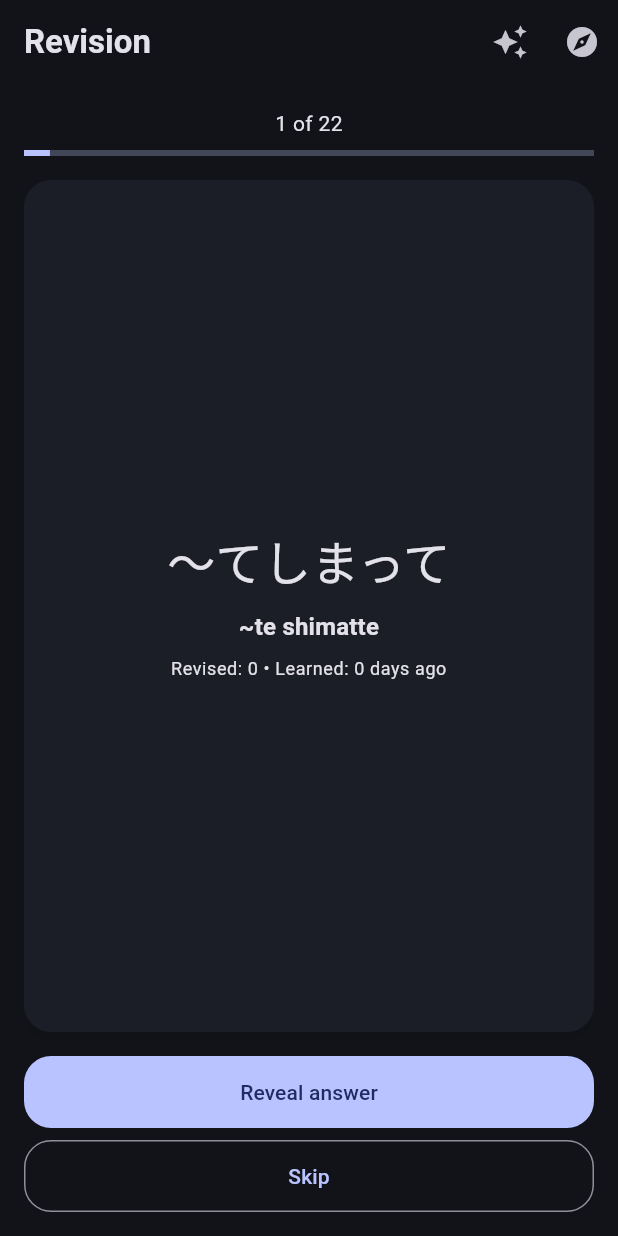
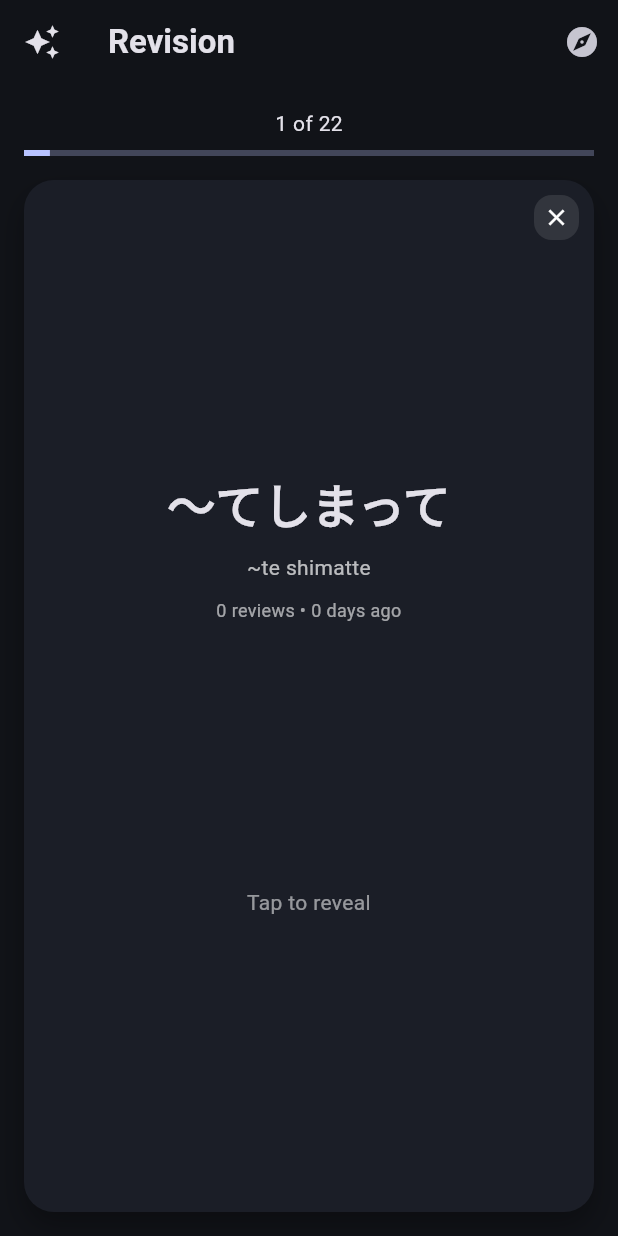
Before and after one commit to Manishkumar62/ManisuLearn---Japanese-Learning-App, a Flutter app: the RevisionPage screen opened directly, on a phone screen of 412 x 824 dp. Run offline on Flutter 3.47's test engine with Material 3 defaults, Android fonts, the phone set to English and light mode, and no system bars; our stand-ins replace confetti, equatable, flutter_bloc, hive, hive_flutter; accounts and stored records are empty.

Commit message:
rivision improved

```diff
--- a/lib/features/revision/presentation/pages/revision_page.dart
+++ b/lib/features/revision/presentation/pages/revision_page.dart
@@ -25,14 +25,18 @@ class _RevisionPageState extends State<RevisionPage> {
       appBar: AppBar(
         title: const Text('Revision'),
         automaticallyImplyLeading: false,
-        actions: [
-          IconButton(
+
+        /// ⭐ LEFT → Due
+        leading: IconButton(
           icon: const Icon(Icons.auto_awesome),
           tooltip: 'Due Items',
           onPressed: () {
             context.read<RevisionBloc>().add(const LoadRevisionItems());
           },
         ),
+
+        /// 🌍 RIGHT → Explore
+        actions: [
           IconButton(
             icon: const Icon(Icons.explore),
             tooltip: 'Explore',
@@ -44,22 +48,26 @@ class _RevisionPageState extends State<RevisionPage> {
       ),
       body: SafeArea(
         child: BlocBuilder<RevisionBloc, RevisionState>(
-          builder: (BuildContext context, RevisionState state) {
+          builder: (context, state) {
             return switch (state) {
               RevisionInitial() || RevisionLoading() => const Center(
                 child: CircularProgressIndicator(),
               ),
+
               RevisionLoaded() => Column(
                 children: [
                   if (state.isExploreMode) _ExploreFilters(),
                   Expanded(child: _RevisionFlashcard(state: state)),
                 ],
               ),
+
               RevisionCompleted() => const _RevisionCompleteMessage(),
+
               RevisionError(:final message) => _RevisionErrorMessage(
                 message: message,
               ),
-              RevisionState() => const _RevisionCompleteMessage(),
+
+              _ => const SizedBox(),
             };
           },
         ),
@@ -68,133 +76,313 @@ class _RevisionPageState extends State<RevisionPage> {
   }
 }
 
-class _RevisionFlashcard extends StatelessWidget {
+class _RevisionFlashcard extends StatefulWidget {
   const _RevisionFlashcard({required this.state});
 
   final RevisionLoaded state;
 
   @override
+  State<_RevisionFlashcard> createState() => _RevisionFlashcardState();
+}
+
+class _RevisionFlashcardState extends State<_RevisionFlashcard> {
+  double drag = 0;
+
+  @override
   Widget build(BuildContext context) {
-    final item = state.currentItem;
+    final item = widget.state.currentItem;
+    if (item == null) return const Center(child: Text('No items'));
 
-    if (item == null) {
-      return const Center(child: Text('No items'));
-    }
+    final isRevealed = widget.state.isAnswerVisible;
+
     final daysAgo = item.firstLearnedAt == null
         ? 0
         : DateTime.now().difference(item.firstLearnedAt!).inDays;
 
+    Color overlayColor = Colors.transparent;
+
+    if (drag > 40) {
+      overlayColor = Colors.green.withValues(alpha: 0.15);
+    } else if (drag < -40) {
+      overlayColor = Colors.red.withValues(alpha: 0.15);
+    }
+
     return Padding(
       padding: const EdgeInsets.all(16),
       child: Column(
-        crossAxisAlignment: CrossAxisAlignment.stretch,
-        children: <Widget>[
+        children: [
+          /// PROGRESS
           Text(
-            '${state.completedCount + 1} of ${state.totalCount}',
-            textAlign: TextAlign.center,
-          ),
-          const SizedBox(height: 8),
-          TweenAnimationBuilder<double>(
-            tween: Tween<double>(
-              begin: 0,
-              end: (state.completedCount + 1) / state.totalCount,
-            ),
-            duration: const Duration(milliseconds: 260),
-            builder: (BuildContext context, double value, Widget? child) {
-              return LinearProgressIndicator(value: value);
-            },
-          ),
-          const SizedBox(height: 16),
-          Expanded(
-            child: Card(
-              child: Padding(
-                padding: const EdgeInsets.all(20),
-                child: AnimatedSwitcher(
-                  duration: const Duration(milliseconds: 220),
-                  child: SingleChildScrollView(
-                    key: ValueKey<String>(
-                      '${item.id}-${state.isAnswerVisible}',
-                    ),
-                    child: Column(
-                      crossAxisAlignment: CrossAxisAlignment.stretch,
-                      children: <Widget>[
-                        Text(
-                          item.japanese,
-                          style: Theme.of(context).textTheme.headlineLarge,
-                          textAlign: TextAlign.center,
-                        ),
-                        const SizedBox(height: 12),
-                        Text(
-                          item.romaji,
-                          style: Theme.of(context).textTheme.titleMedium,
-                          textAlign: TextAlign.center,
+            '${widget.state.completedCount + 1} of ${widget.state.totalCount}',
           ),
           const SizedBox(height: 8),
 
+          LinearProgressIndicator(
+            value: (widget.state.completedCount + 1) / widget.state.totalCount,
+          ),
+
+          const SizedBox(height: 16),
+
+          /// 🔥 CARD
+          Expanded(
+            child: GestureDetector(
+              onTap: () {
+                if (!isRevealed) {
+                  context.read<RevisionBloc>().add(
+                    const RevealRevisionAnswer(),
+                  );
+                }
+              },
+
+              onHorizontalDragUpdate: (details) {
+                if (!isRevealed) return; // 🚫 block swipe
+                setState(() => drag += details.delta.dx);
+              },
+
+              onHorizontalDragEnd: (_) {
+                if (!isRevealed) return; // 🚫 block swipe
+
+                if (drag > 120) {
+                  context.read<RevisionBloc>().add(
+                    const ReviewItem(isCorrect: true),
+                  );
+                } else if (drag < -120) {
+                  context.read<RevisionBloc>().add(
+                    const ReviewItem(isCorrect: false),
+                  );
+                }
+
+                setState(() => drag = 0);
+              },
+
+              child: AnimatedContainer(
+                duration: const Duration(milliseconds: 200),
+                transform: Matrix4.identity()
+                  ..translate(drag)
+                  ..rotateZ(drag * 0.0008),
+
+                decoration: BoxDecoration(
+                  color: Theme.of(context).cardTheme.color,
+                  borderRadius: BorderRadius.circular(20),
+                  boxShadow: [
+                    BoxShadow(
+                      color: Colors.black.withValues(alpha: 0.3),
+                      blurRadius: 16,
+                      offset: const Offset(0, 10),
+                    ),
+                  ],
+                ),
+
+                child: Stack(
+                  children: [
+                    /// swipe color
+                    Positioned.fill(
+                      child: Container(
+                        decoration: BoxDecoration(
+                          color: overlayColor,
+                          borderRadius: BorderRadius.circular(20),
+                        ),
+                      ),
+                    ),
+
+                    /// skip icon
+                    Positioned(
+                      top: 10,
+                      right: 10,
+                      child: GestureDetector(
+                        onTap: () {
+                          context.read<RevisionBloc>().add(
+                            const SkipRevisionItem(),
+                          );
+                        },
+                        child: Container(
+                          padding: const EdgeInsets.all(6),
+                          decoration: BoxDecoration(
+                            color: Colors.white10,
+                            borderRadius: BorderRadius.circular(12),
+                          ),
+                          child: const Icon(Icons.close, size: 18),
+                        ),
+                      ),
+                    ),
+
+                    /// drag hint
+                    if (drag > 40)
+                      const Positioned(
+                        left: 20,
+                        top: 20,
+                        child: Text(
+                          "✔ Correct",
+                          style: TextStyle(
+                            color: Colors.green,
+                            fontWeight: FontWeight.bold,
+                          ),
+                        ),
+                      ),
+
+                    if (drag < -40)
+                      const Positioned(
+                        right: 20,
+                        top: 20,
+                        child: Text(
+                          "✖ Wrong",
+                          style: TextStyle(
+                            color: Colors.red,
+                            fontWeight: FontWeight.bold,
+                          ),
+                        ),
+                      ),
+
+                    Padding(
+                      padding: const EdgeInsets.all(20),
+                      child: AnimatedSwitcher(
+                        duration: const Duration(milliseconds: 200),
+                        child: Column(
+                          key: ValueKey(isRevealed),
+                          crossAxisAlignment: CrossAxisAlignment.stretch,
+                          children: [
+                            const Spacer(),
+
                             Text(
-                          'Revised: ${item.repetitions} • Learned: $daysAgo days ago',
-                          style: Theme.of(context).textTheme.bodySmall,
+                              item.japanese,
+                              style: Theme.of(context).textTheme.headlineLarge
+                                  ?.copyWith(fontWeight: FontWeight.w700),
                               textAlign: TextAlign.center,
                             ),
-                        if (state.isAnswerVisible) ...<Widget>[
-                          const Divider(height: 40),
+
+                            const SizedBox(height: 12),
+
                             Text(
-                            item.english,
-                            style: Theme.of(context).textTheme.titleLarge,
+                              item.romaji,
                               textAlign: TextAlign.center,
+                              style: const TextStyle(color: Colors.white70),
                             ),
-                          const SizedBox(height: 8),
+
+                            const SizedBox(height: 10),
+
+                            Text(
+                              '${item.repetitions} reviews • $daysAgo days ago',
+                              textAlign: TextAlign.center,
+                              style: const TextStyle(
+                                fontSize: 12,
+                                color: Colors.white60,
+                              ),
+                            ),
+
+                            const Spacer(),
+
+                            if (isRevealed) ...[
+                              const Divider(height: 30),
+                              Text(item.english, textAlign: TextAlign.center),
+                              const SizedBox(height: 6),
                               Text(item.hindi, textAlign: TextAlign.center),
+                            ] else ...[
+                              const Text(
+                                'Tap to reveal',
+                                textAlign: TextAlign.center,
+                                style: TextStyle(color: Colors.white54),
+                              ),
                             ],
+
+                            if (isRevealed) ...[
+                              const SizedBox(height: 12),
+                              Row(
+                                mainAxisAlignment:
+                                    MainAxisAlignment.spaceBetween,
+                                children: const [
+                                  Text(
+                                    "← Wrong",
+                                    style: TextStyle(
+                                      color: Colors.redAccent,
+                                      fontSize: 12,
+                                    ),
+                                  ),
+                                  Text(
+                                    "Correct →",
+                                    style: TextStyle(
+                                      color: Colors.greenAccent,
+                                      fontSize: 12,
+                                    ),
+                                  ),
+                                ],
+                              ),
+                            ],
+
+                            const Spacer(),
+                          ],
+                        ),
+                      ),
+                    ),
                   ],
                 ),
               ),
             ),
           ),
+        ],
+      ),
+    );
+  }
+}
+
+class _ExploreFilters extends StatefulWidget {
+  @override
+  State<_ExploreFilters> createState() => _ExploreFiltersState();
+}
+
+class _ExploreFiltersState extends State<_ExploreFilters> {
+  double days = 0;
+
+  @override
+  Widget build(BuildContext context) {
+    return Padding(
+      padding: const EdgeInsets.symmetric(horizontal: 12, vertical: 6),
+      child: Row(
+        children: [
+          const Text("Days", style: TextStyle(fontSize: 12)),
+
+          const SizedBox(width: 8),
+
+          /// SLIDER
+          Expanded(
+            child: SliderTheme(
+              data: SliderTheme.of(context).copyWith(
+                trackHeight: 2,
+                thumbShape: const RoundSliderThumbShape(enabledThumbRadius: 6),
+              ),
+              child: Slider(
+                value: days,
+                min: 0,
+                max: 30,
+                divisions: 6,
+                onChanged: (value) {
+                  setState(() => days = value);
+
+                  context.read<RevisionBloc>().add(
+                    ApplyRevisionFilter(minDaysAgo: value.toInt()),
+                  );
+                },
               ),
             ),
-          const SizedBox(height: 16),
-          if (state.isAnswerVisible)
-            Row(
-              children: <Widget>[
-                Expanded(
-                  child: OutlinedButton(
+          ),
+
+          /// VALUE
+          Text("${days.toInt()}+", style: const TextStyle(fontSize: 12)),
+
+          const SizedBox(width: 6),
+
+          /// RESET
+          TextButton(
+            style: TextButton.styleFrom(
+              padding: const EdgeInsets.symmetric(horizontal: 8),
+              minimumSize: Size.zero,
+              tapTargetSize: MaterialTapTargetSize.shrinkWrap,
+            ),
             onPressed: () {
-                      context.read<RevisionBloc>().add(
-                        const ReviewItem(isCorrect: false),
-                      );
+              setState(() => days = 0);
+              context.read<RevisionBloc>().add(const LoadAllLearnedItems());
             },
-                    child: const Text('Incorrect'),
+            child: const Text("Reset", style: TextStyle(fontSize: 12)),
           ),
-                ),
-                const SizedBox(width: 8),
-                Expanded(
-                  child: FilledButton(
-                    onPressed: () {
-                      context.read<RevisionBloc>().add(
-                        const ReviewItem(isCorrect: true),
-                      );
-                    },
-                    child: const Text('Correct'),
-                  ),
-                ),
-              ],
-            )
-          else ...<Widget>[
-            FilledButton(
-              onPressed: () {
-                context.read<RevisionBloc>().add(const RevealRevisionAnswer());
-              },
-              child: const Text('Reveal answer'),
-            ),
-            const SizedBox(height: 8),
-            OutlinedButton(
-              onPressed: () {
-                context.read<RevisionBloc>().add(const SkipRevisionItem());
-              },
-              child: const Text('Skip'),
-            ),
-          ],
         ],
       ),
     );
@@ -209,10 +397,7 @@ class _RevisionCompleteMessage extends StatelessWidget {
     return const Center(
       child: Padding(
         padding: EdgeInsets.all(24),
-        child: Text(
-          'No revision items right now.',
-          textAlign: TextAlign.center,
-        ),
+        child: Text('No revision items right now.'),
       ),
     );
   }
@@ -230,7 +415,7 @@ class _RevisionErrorMessage extends StatelessWidget {
         padding: const EdgeInsets.all(24),
         child: Column(
           mainAxisSize: MainAxisSize.min,
-          children: <Widget>[
+          children: [
             Text(message, textAlign: TextAlign.center),
             const SizedBox(height: 16),
             FilledButton(
@@ -245,60 +430,3 @@ class _RevisionErrorMessage extends StatelessWidget {
     );
   }
 }
-
-class _ExploreFilters extends StatelessWidget {
-  @override
-  Widget build(BuildContext context) {
-    return Padding(
-      padding: const EdgeInsets.symmetric(horizontal: 12, vertical: 8),
-      child: Wrap(
-        spacing: 8,
-        children: [
-          ChoiceChip(
-            label: const Text('Weak'),
-            selected: false,
-            onSelected: (_) {
-              context.read<RevisionBloc>().add(
-                const ApplyRevisionFilter(maxRepetitions: 2),
-              );
-            },
-          ),
-          ChoiceChip(
-            label: const Text('1–3 days'),
-            selected: false,
-            onSelected: (_) {
-              context.read<RevisionBloc>().add(
-                const ApplyRevisionFilter(minDaysAgo: 1, maxDaysAgo: 3),
-              );
-            },
-          ),
-          ChoiceChip(
-            label: const Text('4–7 days'),
-            selected: false,
-            onSelected: (_) {
-              context.read<RevisionBloc>().add(
-                const ApplyRevisionFilter(minDaysAgo: 4, maxDaysAgo: 7),
-              );
-            },
-          ),
-          ChoiceChip(
-            label: const Text('7+ days'),
-            selected: false,
-            onSelected: (_) {
-              context.read<RevisionBloc>().add(
-                const ApplyRevisionFilter(minDaysAgo: 7),
-              );
-            },
-          ),
-          ChoiceChip(
-            label: const Text('Reset'),
-            selected: false,
-            onSelected: (_) {
-              context.read<RevisionBloc>().add(const LoadAllLearnedItems());
-            },
-          ),
-        ],
-      ),
-    );
-  }
-}
```
Also changed, not shown: lib/core/navigation/app_shell.dart (+8 -1 lines), lib/features/learn/presentation/pages/learn_page.dart (+16 -5 lines). Lines whose indentation alone changed are shown as unchanged.
